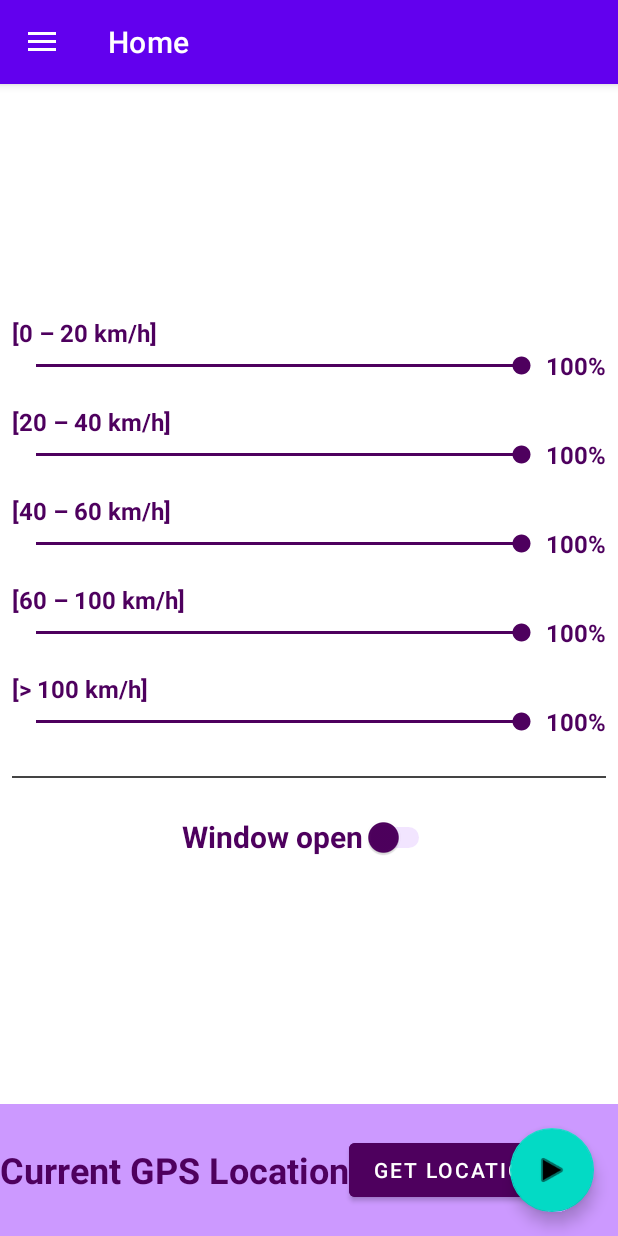
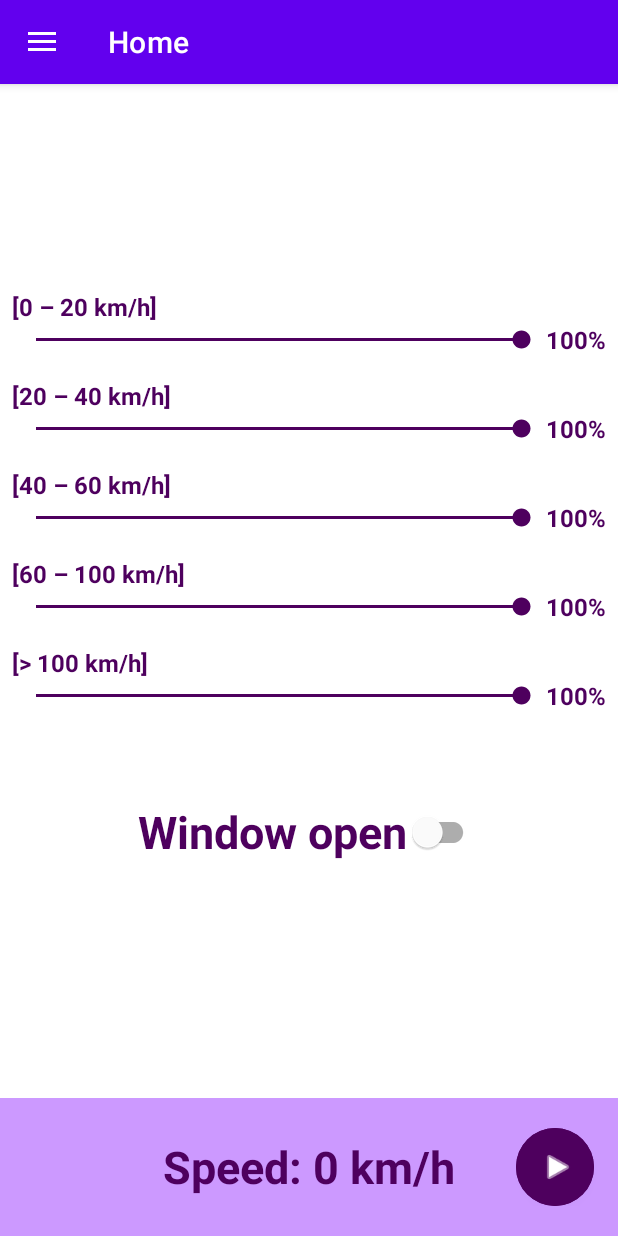
Before and after one commit to samlach2222/VelocityVolume, an Android app: the screen it shows after launch (ProfileDrawerActivity), on a phone screen of 412 x 824 dp. Run offline under Robolectric (Android 15) with nearby library versions, the light colour scheme and no system bars; our stand-ins replace navigation-ui.

Commit message:
Change profile layout

```diff
--- a/app/src/main/java/com/samlach2222/velocityvolume/ProfileDrawerActivity.kt
+++ b/app/src/main/java/com/samlach2222/velocityvolume/ProfileDrawerActivity.kt
@@ -28,11 +28,6 @@ class ProfileDrawerActivity : AppCompatActivity() {
         setContentView(binding.root)
 
         setSupportActionBar(binding.appBarProfileDrawer.toolbar)
-
-        binding.appBarProfileDrawer.fab.setOnClickListener { view ->
-            Snackbar.make(view, "Replace with your own action", Snackbar.LENGTH_LONG)
-                .setAction("Action", null).show()
-        }
         drawerLayout = binding.drawerLayout
         val navView: NavigationView = binding.navView
         val navController = findNavController(R.id.nav_host_fragment_content_profile_drawer)
--- a/app/src/main/res/layout/app_bar_profile_drawer.xml
+++ b/app/src/main/res/layout/app_bar_profile_drawer.xml
@@ -21,14 +21,4 @@
     </com.google.android.material.appbar.AppBarLayout>
 
     <include layout="@layout/content_profile_drawer" />
-
-    <com.google.android.material.floatingactionbutton.FloatingActionButton
-        android:id="@+id/fab"
-        android:layout_width="wrap_content"
-        android:layout_height="wrap_content"
-        android:layout_gravity="bottom|end"
-        android:layout_marginEnd="@dimen/fab_margin"
-        android:layout_marginBottom="16dp"
-        app:srcCompat="@android:drawable/ic_media_play" />
-
 </androidx.coordinatorlayout.widget.CoordinatorLayout>
--- a/app/src/main/res/layout/content_profile_drawer.xml
+++ b/app/src/main/res/layout/content_profile_drawer.xml
@@ -13,6 +13,7 @@
         android:layout_width="match_parent"
         android:layout_height="match_parent"
         app:defaultNavHost="true"
+        app:layout_constraintHorizontal_bias="0.0"
         app:layout_constraintLeft_toLeftOf="parent"
         app:layout_constraintRight_toRightOf="parent"
         app:layout_constraintTop_toTopOf="parent"
--- a/app/src/main/res/layout/fragment_home.xml
+++ b/app/src/main/res/layout/fragment_home.xml
@@ -230,31 +230,20 @@
 
         <Space
             android:layout_width="match_parent"
-            android:layout_height="25dp" />
+            android:layout_height="40dp" />
 
-        <TableRow
-            android:layout_width="match_parent"
-            android:layout_height="1dp"
-            android:background="#444" />
-
-        <Space
-            android:layout_width="match_parent"
-            android:layout_height="15dp" />
-
-        <Switch
+        <com.google.android.material.switchmaterial.SwitchMaterial
             android:id="@+id/switch1"
+            android:theme="@style/SwitchTheme"
             android:layout_width="wrap_content"
             android:layout_height="wrap_content"
             android:layout_gravity="center_horizontal|center_vertical"
-            android:minHeight="48dp"
+            android:height="80dp"
             android:text="@string/window_mode"
             android:textColor="#4e005e"
-            android:textSize="20sp"
+            android:textSize="30sp"
             android:textStyle="bold"
-            android:thumbTint="#4e005e"
-            android:trackTint="#cc99ff"
-            tools:checked="true"
-            tools:ignore="UseSwitchCompatOrMaterialXml" />
+            tools:checked="true" />
     </LinearLayout>
 
     <View
@@ -262,7 +251,7 @@
         android:layout_height="0dp"
         android:layout_weight="1" />
 
-    <LinearLayout
+    <RelativeLayout
         android:layout_width="match_parent"
         android:layout_height="wrap_content"
         android:layout_weight="0"
@@ -274,21 +263,30 @@
             android:id="@+id/textView"
             android:layout_width="wrap_content"
             android:layout_height="wrap_content"
+            android:layout_centerInParent="true"
             android:layout_gravity="center"
-
-            android:text="Current GPS Location"
+            android:text="@string/current_gps_speed"
             android:textColor="#4e005e"
-            android:textSize="24sp"
+            android:textSize="30sp"
             android:textStyle="bold" />
 
         <Button
             android:id="@+id/getLocation"
-            android:layout_width="wrap_content"
-            android:layout_height="wrap_content"
-            android:layout_gravity="center"
+            android:layout_width="52dp"
+            android:layout_height="52dp"
+            android:layout_alignParentEnd="true"
+            android:layout_marginEnd="@dimen/fab_margin"
             android:backgroundTint="#4e005e"
-            android:text="@string/get_location"
-            android:textColor="#FFFFFF" />
-    </LinearLayout>
+            android:insetLeft="0dp"
+            android:insetTop="0dp"
+            android:insetRight="0dp"
+            android:insetBottom="0dp"
+            android:textColor="#FFFFFF"
+            app:cornerRadius="26dp"
+            android:layout_gravity=""
+            app:icon="@android:drawable/ic_media_play"
+            app:iconSize="24dp"
+            app:iconTint="#ffffff" />
+    </RelativeLayout>
 
 </LinearLayout>
--- a/app/src/main/res/values/strings.xml
+++ b/app/src/main/res/values/strings.xml
@@ -28,4 +28,5 @@
 
     <string name="window_mode">Window open</string>
     <string name="get_location">Get location</string>
+    <string name="current_gps_speed">Speed: 0 km/h</string>
 </resources>
--- /dev/null
+++ b/app/src/main/res/values/style.xml
@@ -0,0 +1,6 @@
+<?xml version="1.0" encoding="utf-8"?>
+<resources>
+    <style name="SwitchTheme">
+        <item name="colorAccent">#4e005e</item>
+    </style>
+</resources>
```
